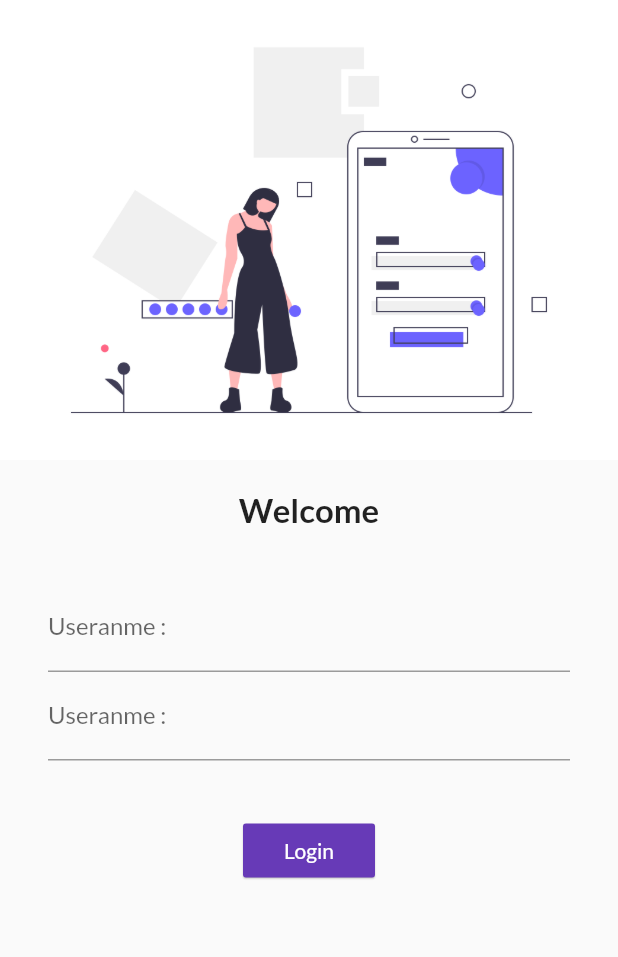
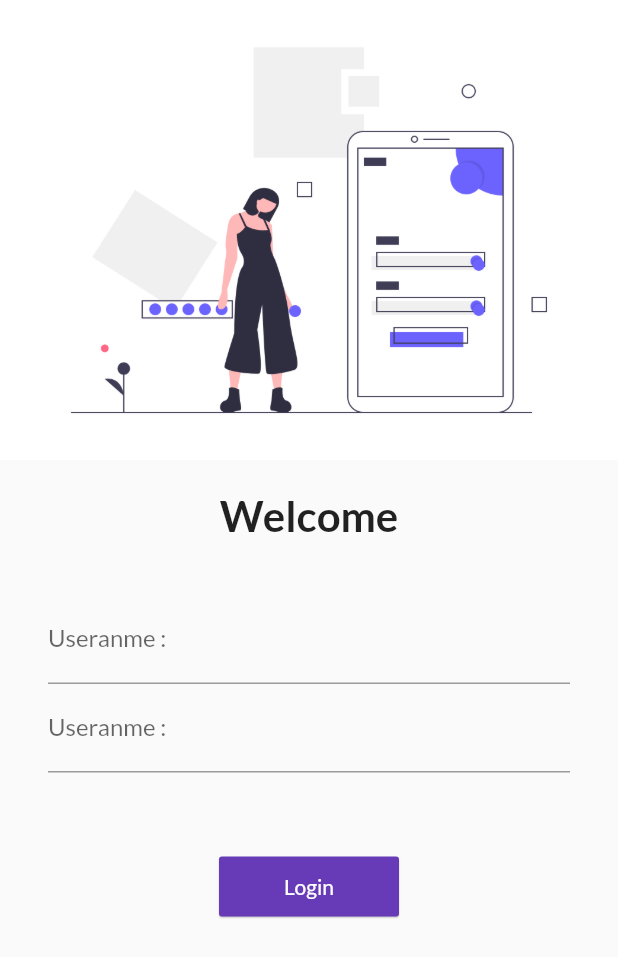
Before and after one commit to ds-patel-33/flutter_catalog, a Flutter app: the screen it shows after launch, on a phone screen of 412 x 824 dp. Shown: the top 957 px of the screen. Run offline on Flutter 3.47's test engine with Material 2 defaults, Android fonts, the phone set to English and light mode, and no system bars; our stand-ins replace google_fonts.

```diff
--- a/lib/main.dart
+++ b/lib/main.dart
@@ -1,6 +1,7 @@
 import 'package:flutter/material.dart';
 import 'package:flutter_catalog/pages/home_page.dart';
 import 'package:flutter_catalog/pages/login_page.dart';
+import 'package:flutter_catalog/utils/routes.dart';
 import 'package:google_fonts/google_fonts.dart';
 
 void main() {
@@ -21,8 +22,8 @@ class MyApp extends StatelessWidget {
       initialRoute: "/",
       routes: {
         "/": (context) => LoginPage(),
-        "/home_page": (context) => HomePage(),
-        "/login_page": (context) => LoginPage()
+        Routes.homePageRoute: (context) => HomePage(),
+        Routes.loginPageRoute: (context) => LoginPage()
       },
     );
   }
--- a/lib/pages/login_page.dart
+++ b/lib/pages/login_page.dart
@@ -1,4 +1,5 @@
 import 'package:flutter/material.dart';
+import 'package:flutter_catalog/utils/routes.dart';
 
 class LoginPage extends StatelessWidget {
   @override
@@ -7,6 +8,7 @@ class LoginPage extends StatelessWidget {
         body: SingleChildScrollView(
       child: Column(
         mainAxisAlignment: MainAxisAlignment.center,
+        crossAxisAlignment: CrossAxisAlignment.center,
         children: <Widget>[
           Image.asset("assets/images/login_image.png"),
           SizedBox(
@@ -15,7 +17,7 @@ class LoginPage extends StatelessWidget {
           Text(
             "Welcome",
             style: TextStyle(
-              fontSize: 22,
+              fontSize: 28,
               fontWeight: FontWeight.bold,
             ),
           ),
@@ -39,16 +41,20 @@ class LoginPage extends StatelessWidget {
             ),
           ),
           SizedBox(
-            height: 20,
+            height: 36,
           ),
           MaterialButton(
             elevation: 0.5,
+            minWidth: 120,
+            height: 40,
             color: Colors.deepPurple,
             child: Text(
               "Login",
               style: TextStyle(color: Colors.white),
             ),
-            onPressed: () {},
+            onPressed: () {
+              Navigator.pushNamed(context, Routes.homePageRoute);
+            },
           )
         ],
       ),
--- /dev/null
+++ b/lib/utils/routes.dart
@@ -0,0 +1,4 @@
+class Routes {
+  static String loginPageRoute = "/login_page";
+  static String homePageRoute = "/home_page";
+}
```
